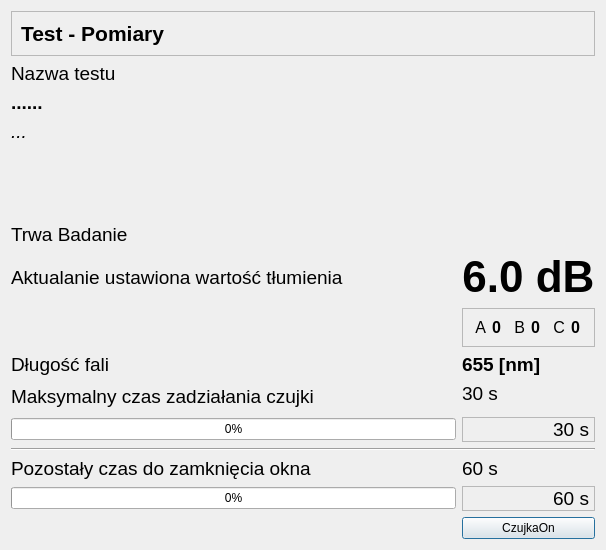
Qt form CzujkiLinioweApp/oknobadaniereakcji6db.ui (wiacekmarcin/CzujkiLiniowe) before a commit.
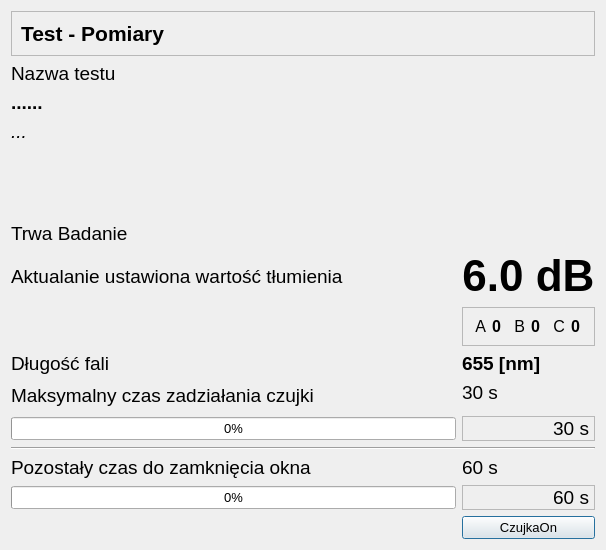
The same form after that commit.

What changed in the file:
```diff
--- a/CzujkiLinioweApp/oknobadaniereakcji6db.ui
+++ b/CzujkiLinioweApp/oknobadaniereakcji6db.ui
@@ -22,6 +22,12 @@
     <height>1200</height>
    </size>
   </property>
+  <property name="font">
+   <font>
+    <family>Arial</family>
+    <pointsize>10</pointsize>
+   </font>
+  </property>
   <property name="windowTitle">
    <string>Test - Badanie kątowe - tłumienie 6dB</string>
   </property>
@@ -30,6 +36,7 @@
     <widget class="QLabel" name="pozostal_czasCzujki">
      <property name="font">
       <font>
+       <family>Arial</family>
        <pointsize>14</pointsize>
       </font>
      </property>
@@ -51,6 +58,7 @@
     <widget class="QLabel" name="eCzas">
      <property name="font">
       <font>
+       <family>Arial</family>
        <pointsize>14</pointsize>
       </font>
      </property>
@@ -91,6 +99,7 @@
     <widget class="QLabel" name="czasOkna">
      <property name="font">
       <font>
+       <family>Arial</family>
        <pointsize>14</pointsize>
       </font>
      </property>
@@ -129,6 +138,7 @@
        <widget class="QLabel" name="eta">
         <property name="font">
          <font>
+          <family>Arial</family>
           <pointsize>12</pointsize>
          </font>
         </property>
@@ -144,8 +154,8 @@
        <widget class="QLabel" name="a">
         <property name="font">
          <font>
+          <family>Arial</family>
           <pointsize>12</pointsize>
-          <weight>75</weight>
           <bold>true</bold>
          </font>
         </property>
@@ -158,6 +168,7 @@
        <widget class="QLabel" name="etb">
         <property name="font">
          <font>
+          <family>Arial</family>
           <pointsize>12</pointsize>
          </font>
         </property>
@@ -173,8 +184,8 @@
        <widget class="QLabel" name="b">
         <property name="font">
          <font>
+          <family>Arial</family>
           <pointsize>12</pointsize>
-          <weight>75</weight>
           <bold>true</bold>
          </font>
         </property>
@@ -187,6 +198,7 @@
        <widget class="QLabel" name="etc">
         <property name="font">
          <font>
+          <family>Arial</family>
           <pointsize>12</pointsize>
          </font>
         </property>
@@ -202,8 +214,8 @@
        <widget class="QLabel" name="c">
         <property name="font">
          <font>
+          <family>Arial</family>
           <pointsize>12</pointsize>
-          <weight>75</weight>
           <bold>true</bold>
          </font>
         </property>
@@ -240,6 +252,7 @@
     <widget class="QLabel" name="etlumienie">
      <property name="font">
       <font>
+       <family>Arial</family>
        <pointsize>14</pointsize>
       </font>
      </property>
@@ -252,6 +265,7 @@
     <widget class="QLabel" name="eBadanie">
      <property name="font">
       <font>
+       <family>Arial</family>
        <pointsize>14</pointsize>
       </font>
      </property>
@@ -267,6 +281,7 @@
     <widget class="QLabel" name="efala">
      <property name="font">
       <font>
+       <family>Arial</family>
        <pointsize>14</pointsize>
       </font>
      </property>
@@ -292,6 +307,7 @@
     <widget class="QLabel" name="label_3">
      <property name="font">
       <font>
+       <family>Arial</family>
        <pointsize>14</pointsize>
       </font>
      </property>
@@ -304,8 +320,8 @@
     <widget class="QLabel" name="tlumienie">
      <property name="font">
       <font>
+       <family>Arial</family>
        <pointsize>33</pointsize>
-       <weight>75</weight>
        <bold>true</bold>
       </font>
      </property>
@@ -321,8 +337,8 @@
     <widget class="QLabel" name="dlugoscFali">
      <property name="font">
       <font>
+       <family>Arial</family>
        <pointsize>14</pointsize>
-       <weight>75</weight>
        <bold>true</bold>
       </font>
      </property>
@@ -335,6 +351,7 @@
     <widget class="QLabel" name="czasCzujki">
      <property name="font">
       <font>
+       <family>Arial</family>
        <pointsize>14</pointsize>
       </font>
      </property>
@@ -354,6 +371,7 @@
     <widget class="QLabel" name="pozostaly_czasokna">
      <property name="font">
       <font>
+       <family>Arial</family>
        <pointsize>14</pointsize>
       </font>
      </property>
```
Left out of the diff: 6 changed lines with no effect on the pictures.
